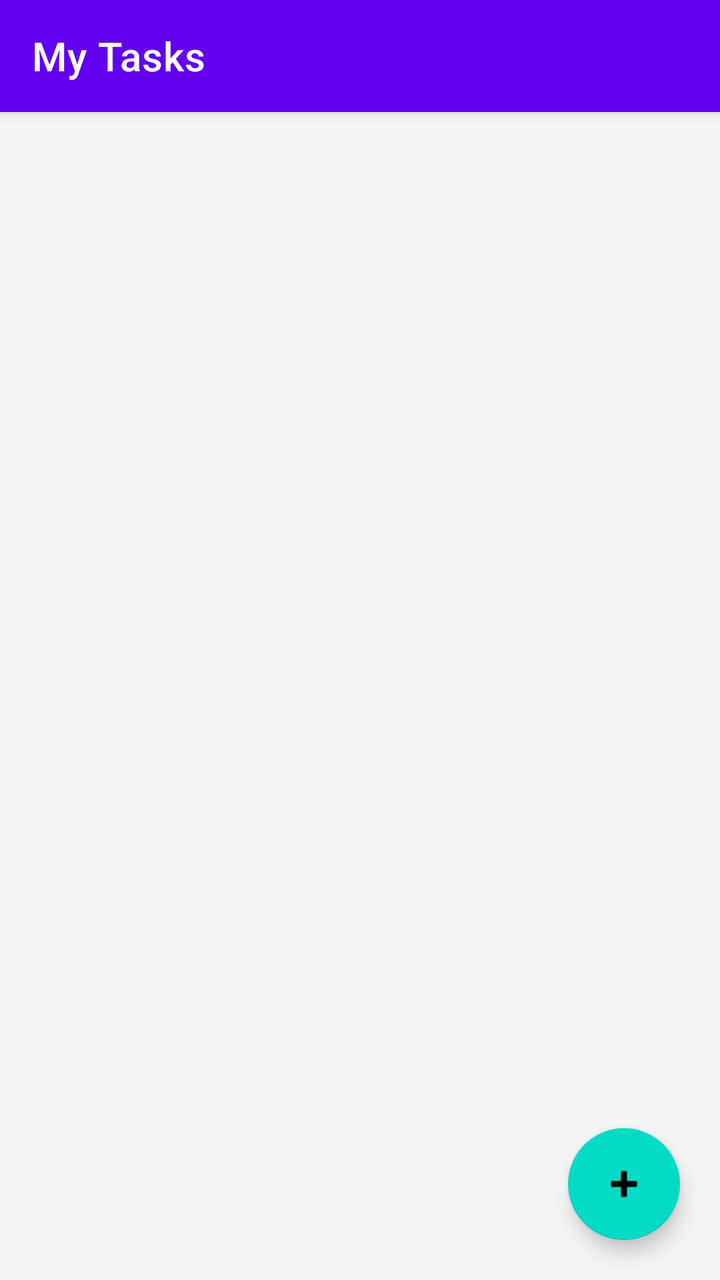
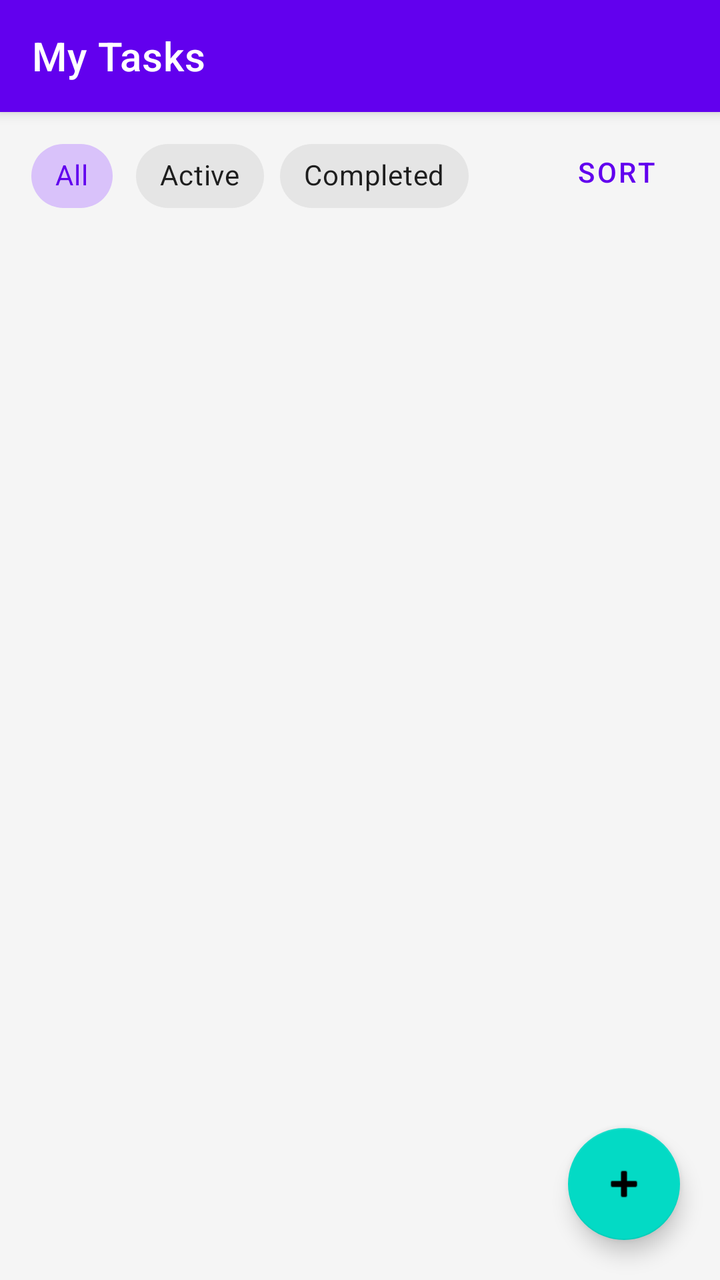

An Android layout rendered at two revisions. The XML below is the earlier revision; the diff shows what the commit changed to produce the second picture.
<!-- AndroidManifest.xml: application theme Theme.Todolist -->
<!-- res/layout/activity_main.xml -->
<?xml version="1.0" encoding="utf-8"?>
<androidx.coordinatorlayout.widget.CoordinatorLayout
    xmlns:android="http://schemas.android.com/apk/res/android"
    xmlns:app="http://schemas.android.com/apk/res-auto"
    xmlns:tools="http://schemas.android.com/tools"
    android:layout_width="match_parent"
    android:layout_height="match_parent"
    android:background="#F5F5F5"
    tools:context=".MainActivity">

    <com.google.android.material.appbar.AppBarLayout
        android:layout_width="match_parent"
        android:layout_height="wrap_content">

        <com.google.android.material.appbar.MaterialToolbar
            android:id="@+id/topAppBar"
            android:layout_width="match_parent"
            android:layout_height="?attr/actionBarSize"
            android:background="?attr/colorPrimary"
            app:title="My Tasks"
            app:titleTextColor="@android:color/white" />
    </com.google.android.material.appbar.AppBarLayout>

    
    <androidx.recyclerview.widget.RecyclerView
        android:id="@+id/rvTasks"
        android:layout_width="match_parent"
        android:layout_height="match_parent"
        android:clipToPadding="false"
        android:paddingStart="12dp"
        android:paddingTop="12dp"
        android:paddingEnd="12dp"
        android:paddingBottom="80dp"
        app:layout_behavior="@string/appbar_scrolling_view_behavior"
        tools:listitem="@layout/item_task" />

    
    <TextView
        android:id="@+id/tvEmptyState"
        android:layout_width="wrap_content"
        android:layout_height="wrap_content"
        android:layout_gravity="center"
        android:text="No tasks yet. Tap + to add one!"
        android:textColor="#757575"
        android:textSize="16sp"
        android:visibility="gone" />

    
    <com.google.android.material.floatingactionbutton.FloatingActionButton
        android:id="@+id/fabAddTask"
        android:layout_width="wrap_content"
        android:layout_height="wrap_content"
        android:layout_gravity="bottom|end"
        android:layout_margin="20dp"
        android:contentDescription="Add Task"
        app:srcCompat="@android:drawable/ic_input_add" />

</androidx.coordinatorlayout.widget.CoordinatorLayout>
<!-- res/layout/item_task.xml (included above) -->
<?xml version="1.0" encoding="utf-8"?>
<com.google.android.material.card.MaterialCardView
    xmlns:android="http://schemas.android.com/apk/res/android"
    xmlns:app="http://schemas.android.com/apk/res-auto"
    android:layout_width="match_parent"
    android:layout_height="wrap_content"
    android:layout_marginBottom="8dp"
    app:cardCornerRadius="12dp"
    app:cardElevation="2dp">

    <androidx.constraintlayout.widget.ConstraintLayout
        android:layout_width="match_parent"
        android:layout_height="wrap_content"
        android:padding="12dp">

        <CheckBox
            android:id="@+id/cbTaskCompleted"
            android:layout_width="wrap_content"
            android:layout_height="wrap_content"
            app:layout_constraintBottom_toBottomOf="parent"
            app:layout_constraintStart_toStartOf="parent"
            app:layout_constraintTop_toTopOf="parent" />

        <TextView
            android:id="@+id/tvTaskTitle"
            android:layout_width="0dp"
            android:layout_height="wrap_content"
            android:layout_marginStart="8dp"
            android:layout_marginEnd="8dp"
            android:text="Complete UI Layout"
            android:textColor="#212121"
            android:textSize="16sp"
            android:textStyle="bold"
            app:layout_constraintEnd_toStartOf="@+id/tvPriorityBadge"
            app:layout_constraintStart_toEndOf="@id/cbTaskCompleted"
            app:layout_constraintTop_toTopOf="parent" />

        <TextView
            android:id="@+id/tvDueDate"
            android:layout_width="0dp"
            android:layout_height="wrap_content"
            android:layout_marginStart="8dp"
            android:layout_marginTop="4dp"
            android:text="Due: Nov 25, 2026"
            android:textColor="#757575"
            android:textSize="13sp"
            app:layout_constraintEnd_toEndOf="@id/tvTaskTitle"
            app:layout_constraintStart_toEndOf="@id/cbTaskCompleted"
            app:layout_constraintTop_toBottomOf="@id/tvTaskTitle" />

        <TextView
            android:id="@+id/tvPriorityBadge"
            android:layout_width="wrap_content"
            android:layout_height="wrap_content"
            android:background="#E0E0E0"
            android:paddingStart="8dp"
            android:paddingTop="4dp"
            android:paddingEnd="8dp"
            android:paddingBottom="4dp"
            android:text="High"
            android:textColor="#212121"
            android:textSize="12sp"
            android:textStyle="bold"
            app:layout_constraintBottom_toBottomOf="parent"
            app:layout_constraintEnd_toEndOf="parent"
            app:layout_constraintTop_toTopOf="parent" />

    </androidx.constraintlayout.widget.ConstraintLayout>
</com.google.android.material.card.MaterialCardView>
<!-- resources referenced by this layout -->
<resources>
  <style name="Theme.Todolist" parent="Theme.MaterialComponents.DayNight.DarkActionBar">
          
          <item name="colorPrimary">@color/purple_500</item>
          <item name="colorPrimaryVariant">@color/purple_700</item>
          <item name="colorOnPrimary">@color/white</item>
          
          <item name="colorSecondary">@color/teal_200</item>
          <item name="colorSecondaryVariant">@color/teal_700</item>
          <item name="colorOnSecondary">@color/black</item>
          
          <item name="android:statusBarColor">?attr/colorPrimaryVariant</item>
          
      </style>
  <color name="purple_500">#FF6200EE</color>
  <color name="purple_700">#FF3700B3</color>
  <color name="white">#FFFFFFFF</color>
  <color name="teal_200">#FF03DAC5</color>
  <color name="teal_700">#FF018786</color>
  <color name="black">#FF000000</color>
</resources>

<!-- the commit's change to res/layout/activity_main.xml (unified diff, before → after) -->
@@ -21,29 +21,92 @@
             app:titleTextColor="@android:color/white" />
     </com.google.android.material.appbar.AppBarLayout>
 
-    
-    <androidx.recyclerview.widget.RecyclerView
-        android:id="@+id/rvTasks"
+    <androidx.constraintlayout.widget.ConstraintLayout
         android:layout_width="match_parent"
         android:layout_height="match_parent"
-        android:clipToPadding="false"
-        android:paddingStart="12dp"
-        android:paddingTop="12dp"
-        android:paddingEnd="12dp"
-        android:paddingBottom="80dp"
-        app:layout_behavior="@string/appbar_scrolling_view_behavior"
-        tools:listitem="@layout/item_task" />
+        app:layout_behavior="@string/appbar_scrolling_view_behavior">
 
-    
-    <TextView
-        android:id="@+id/tvEmptyState"
-        android:layout_width="wrap_content"
-        android:layout_height="wrap_content"
-        android:layout_gravity="center"
-        android:text="No tasks yet. Tap + to add one!"
-        android:textColor="#757575"
-        android:textSize="16sp"
-        android:visibility="gone" />
+        
+        <com.google.android.material.chip.ChipGroup
+            android:id="@+id/chipGroupFilter"
+            android:layout_width="0dp"
+            android:layout_height="wrap_content"
+            android:paddingStart="12dp"
+            android:paddingTop="8dp"
+            android:paddingEnd="8dp"
+            android:paddingBottom="4dp"
+            app:singleLine="true"
+            app:singleSelection="true"
+            app:selectionRequired="true"
+            app:layout_constraintEnd_toStartOf="@+id/btnSortTasks"
+            app:layout_constraintStart_toStartOf="parent"
+            app:layout_constraintTop_toTopOf="parent">
+
+            <com.google.android.material.chip.Chip
+                android:id="@+id/chipAll"
+                style="@style/Widget.MaterialComponents.Chip.Choice"
+                android:layout_width="wrap_content"
+                android:layout_height="wrap_content"
+                android:checked="true"
+                android:text="All" />
+
+            <com.google.android.material.chip.Chip
+                android:id="@+id/chipActive"
+                style="@style/Widget.MaterialComponents.Chip.Choice"
+                android:layout_width="wrap_content"
+                android:layout_height="wrap_content"
+                android:text="Active" />
+
+            <com.google.android.material.chip.Chip
+                android:id="@+id/chipCompleted"
+                style="@style/Widget.MaterialComponents.Chip.Choice"
+                android:layout_width="wrap_content"
+                android:layout_height="wrap_content"
+                android:text="Completed" />
+        </com.google.android.material.chip.ChipGroup>
+
+        <com.google.android.material.button.MaterialButton
+            android:id="@+id/btnSortTasks"
+            style="@style/Widget.MaterialComponents.Button.TextButton"
+            android:layout_width="wrap_content"
+            android:layout_height="wrap_content"
+            android:layout_marginEnd="8dp"
+            android:text="Sort"
+            app:layout_constraintBottom_toBottomOf="@+id/chipGroupFilter"
+            app:layout_constraintEnd_toEndOf="parent"
+            app:layout_constraintTop_toTopOf="@+id/chipGroupFilter" />
+
+        
+        <androidx.recyclerview.widget.RecyclerView
+            android:id="@+id/rvTasks"
+            android:layout_width="0dp"
+            android:layout_height="0dp"
+            android:clipToPadding="false"
+            android:paddingStart="12dp"
+            android:paddingTop="8dp"
+            android:paddingEnd="12dp"
+            android:paddingBottom="88dp"
+            app:layout_constraintBottom_toBottomOf="parent"
+            app:layout_constraintEnd_toEndOf="parent"
+            app:layout_constraintStart_toStartOf="parent"
+            app:layout_constraintTop_toBottomOf="@+id/chipGroupFilter"
+            tools:listitem="@layout/item_task" />
+
+        
+        <TextView
+            android:id="@+id/tvEmptyState"
+            android:layout_width="wrap_content"
+            android:layout_height="wrap_content"
+            android:text="No tasks match this view."
+            android:textColor="#757575"
+            android:textSize="16sp"
+            android:visibility="gone"
+            app:layout_constraintBottom_toBottomOf="parent"
+            app:layout_constraintEnd_toEndOf="parent"
+            app:layout_constraintStart_toStartOf="parent"
+            app:layout_constraintTop_toBottomOf="@+id/chipGroupFilter" />
+
+    </androidx.constraintlayout.widget.ConstraintLayout>
 
     
     <com.google.android.material.floatingactionbutton.FloatingActionButton
